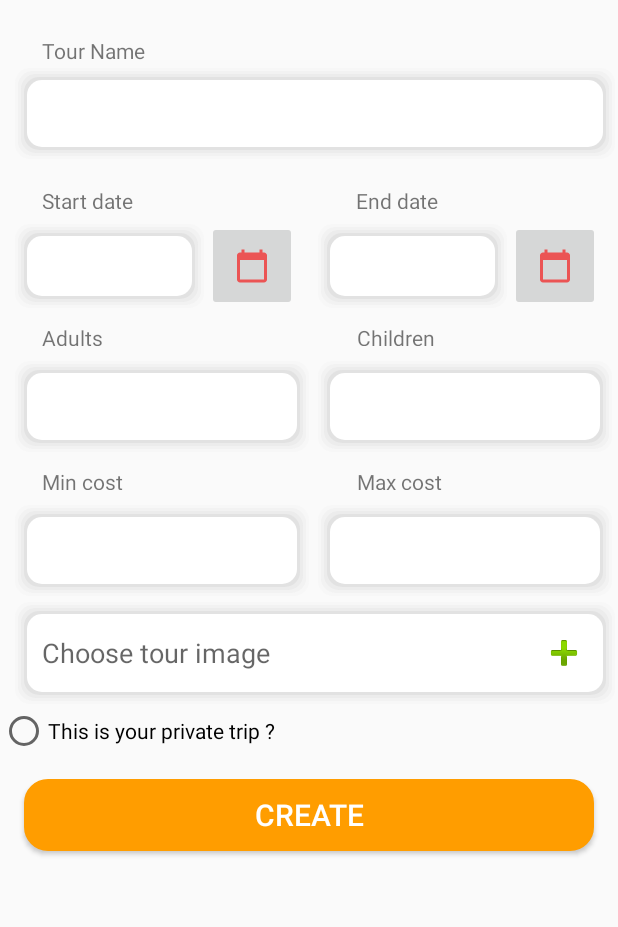
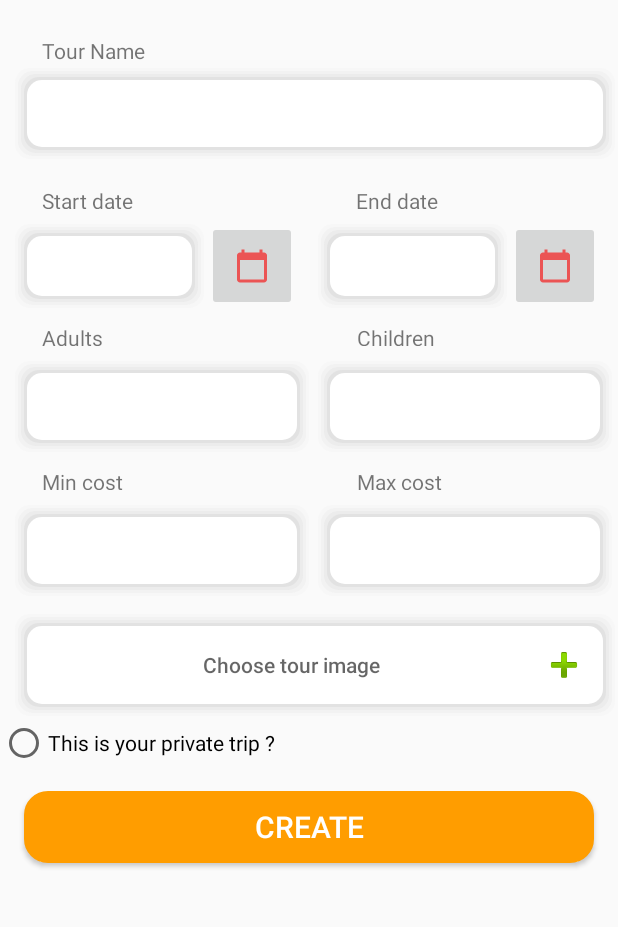
Before and after one commit to dinhhn2000/iOS-CQ2017-32, an Android app: the CreateTourActivity screen opened directly, with no data from a screen before it, after a tap on "CREATE", on a phone screen of 412 x 824 dp, the part 166-1093 px from its top. Run offline under Robolectric (Android 15) with nearby library versions, the light colour scheme and no system bars; 1 statement that could not run was skipped.

Commit message:
+ choose Image (createTourActivity)

```diff
--- a/app/src/main/java/com/example/travelsupporter/CreateTourActivity.java
+++ b/app/src/main/java/com/example/travelsupporter/CreateTourActivity.java
@@ -5,10 +5,15 @@ import androidx.appcompat.app.AppCompatActivity;
 import android.content.Context;
 import android.content.Intent;
 import android.content.SharedPreferences;
+import android.database.Cursor;
+import android.graphics.BitmapFactory;
+import android.net.Uri;
 import android.os.Bundle;
+import android.provider.MediaStore;
 import android.view.View;
 import android.widget.Button;
 import android.widget.EditText;
+import android.widget.ImageView;
 import android.widget.RadioButton;
 import android.widget.Toast;
 
@@ -22,8 +27,10 @@ import retrofit2.Response;
 import retrofit2.Retrofit;
 import retrofit2.converter.gson.GsonConverterFactory;
 
+
 public class CreateTourActivity extends AppCompatActivity {
 
+    private static int RESULT_LOAD_IMAGE = 1;
     @Override
     protected void onCreate(Bundle savedInstanceState) {
         super.onCreate(savedInstanceState);
@@ -47,14 +54,28 @@ public class CreateTourActivity extends AppCompatActivity {
         final EditText children = findViewById(R.id.children);
         final EditText minCost = findViewById(R.id.minCost);
         final EditText maxCost = findViewById(R.id.maxCost);
-        final EditText avartar = findViewById(R.id.avartar);
+        final ImageView avartar = findViewById(R.id.avartar);
+        Button buttonLoadPicture = findViewById(R.id.buttonLoadPicture);
         Button okCreateTourInBtn = findViewById(R.id.okCreateTourInBtn);
+
+
+        buttonLoadPicture.setOnClickListener(new View.OnClickListener() {
+            @Override
+            public void onClick(View view) {
+                Intent i = new Intent(
+                        Intent.ACTION_PICK,
+                        android.provider.MediaStore.Images.Media.EXTERNAL_CONTENT_URI);
+
+                startActivityForResult(i, RESULT_LOAD_IMAGE);
+            }
+        });
+
 
         okCreateTourInBtn.setOnClickListener(new View.OnClickListener() {
             @Override
             public void onClick(View view) {
                 CreateTourRequest createTourRequest = new CreateTourRequest(tour_name.getText().toString(), start_time.getText().toString(), end_time.getText().toString(), is_private.isChecked(),
-                        adults.getText().toString(), children.getText().toString(), minCost.getText().toString(), maxCost.getText().toString(), avartar.getText().toString());
+                        adults.getText().toString(), children.getText().toString(), minCost.getText().toString(), maxCost.getText().toString(), avartar.toString());
                 Call<CreateTourResponse> call = client.createtour(createTourRequest);
                 call.enqueue(new Callback<CreateTourResponse>() {
                     @Override
@@ -78,5 +99,26 @@ public class CreateTourActivity extends AppCompatActivity {
                 });
             }
         });
+
+    }
+    protected void onActivityResult(final int requestCode,final int resultCode, final Intent data) {
+        super.onActivityResult(requestCode,resultCode,data);
+
+        if (requestCode == RESULT_LOAD_IMAGE && resultCode == RESULT_OK && null != data) {
+            Uri selectedImage = data.getData();
+            String[] filePathColumn = { MediaStore.Images.Media.DATA };
+
+            Cursor cursor = getContentResolver().query(selectedImage,
+                    filePathColumn, null, null, null);
+            cursor.moveToFirst();
+
+            int columnIndex = cursor.getColumnIndex(filePathColumn[0]);
+            String picturePath = cursor.getString(columnIndex);
+            cursor.close();
+
+            ImageView imageView = (ImageView) findViewById(R.id.avartar);
+            imageView.setImageBitmap(BitmapFactory.decodeFile(picturePath));
+
+        }
     }
 }
--- a/app/src/main/java/com/example/travelsupporter/LoginActivity.java
+++ b/app/src/main/java/com/example/travelsupporter/LoginActivity.java
@@ -81,7 +81,7 @@ public class LoginActivity extends AppCompatActivity {
                             Toast.makeText(getApplicationContext(), "Login successful", Toast.LENGTH_SHORT).show();
 
                             // Move to TourList screen
-                            Intent intent = new Intent(getApplication(), TourListActivity.class);
+                            Intent intent = new Intent(getApplication(), CreateTourActivity.class);
                             startActivity(intent);
                         }
                     }
--- a/app/src/main/res/layout/activity_create_tour.xml
+++ b/app/src/main/res/layout/activity_create_tour.xml
@@ -225,16 +225,31 @@
                 app:layout_constraintTop_toBottomOf="@+id/textView4" />
         </androidx.constraintlayout.widget.ConstraintLayout>
 
-        <EditText
+
+        <LinearLayout
+            android:orientation="vertical"
+            android:layout_width="fill_parent"
+            android:layout_height="fill_parent">
+            <ImageView
                 android:id="@+id/avartar"
+                android:layout_width="fill_parent"
+                android:layout_height="wrap_content"
+                android:layout_weight="1"></ImageView>
+
+            <Button
+                android:id="@+id/buttonLoadPicture"
+
                 android:layout_width="match_parent"
                 android:layout_height="wrap_content"
-
                 android:layout_marginLeft="8dp"
+                android:layout_marginTop="8dp"
+                android:layout_weight="0"
                 android:background="@drawable/border_rounded_shadow"
                 android:drawableEnd="@android:drawable/ic_input_add"
                 android:hint="Choose tour image"
-            android:padding="20dp" />
+
+                android:padding="20dp"></Button>
+        </LinearLayout>
 
         <RadioButton
             android:id="@+id/isPrivate"
```
Lines whose indentation alone changed are shown as unchanged.
